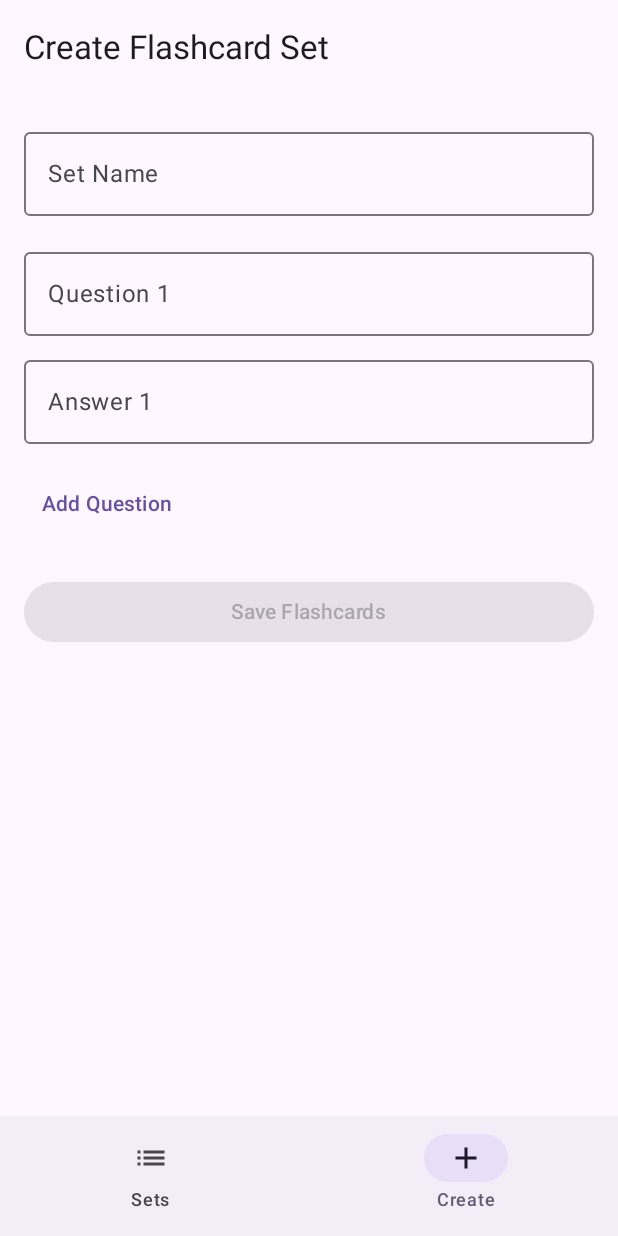
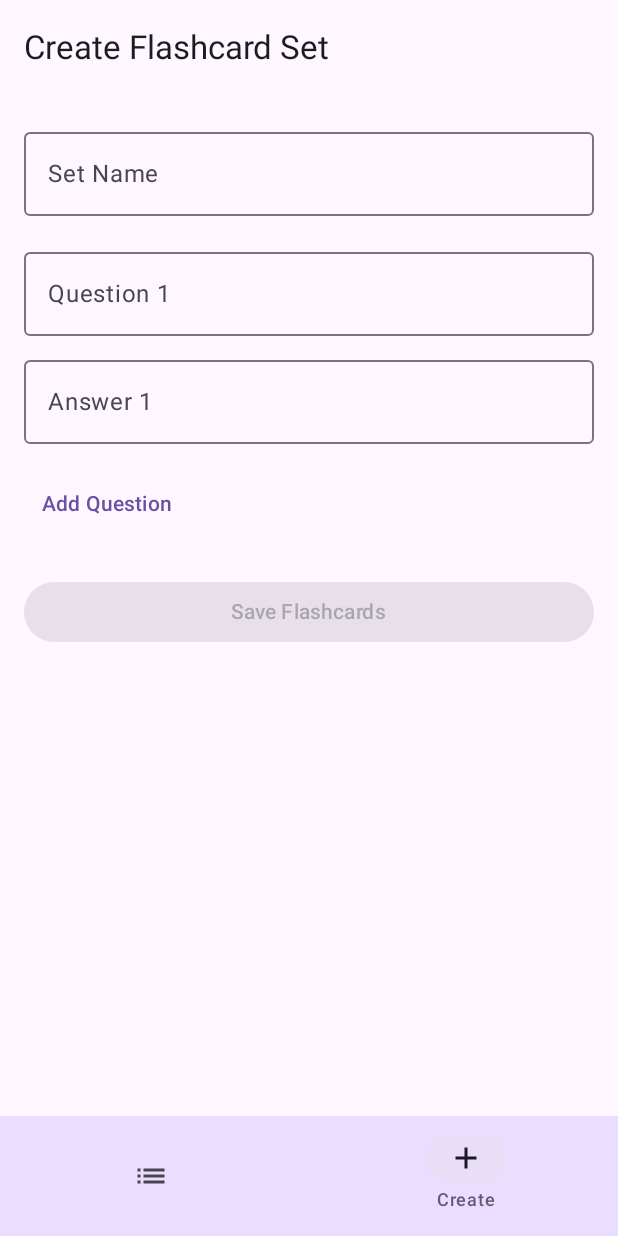
Before and after one commit to jamesjenkins516/FlashcardApp3, an Android app built with Jetpack Compose: the screen it shows after launch (MainActivity), item 2 of the bottom bar chosen, on a phone screen of 412 x 824 dp. Run offline under Robolectric (Android 15) with nearby library versions, the phone set to English and light mode, and no system bars; our stand-ins replace Firebase (no records; nobody signed in at launch, a user with empty details on screens opened directly), Room's generated code.

Commit message:
sasvasvdssd sadasda s

```diff
--- a/app/src/main/java/com/example/flashcardapp/MainActivity.kt
+++ b/app/src/main/java/com/example/flashcardapp/MainActivity.kt
@@ -4,12 +4,7 @@ import android.os.Bundle
 import androidx.activity.ComponentActivity
 import androidx.activity.compose.setContent
 import androidx.compose.foundation.layout.padding
-import androidx.compose.material3.ExperimentalMaterial3Api
-import androidx.compose.material3.Icon
-import androidx.compose.material3.NavigationBar
-import androidx.compose.material3.NavigationBarItem
-import androidx.compose.material3.Scaffold
-import androidx.compose.material3.Text
+import androidx.compose.material3.*
 import androidx.compose.material.icons.Icons
 import androidx.compose.material.icons.filled.Add
 import androidx.compose.material.icons.filled.List
@@ -27,8 +22,8 @@ import androidx.navigation.compose.rememberNavController
 import androidx.navigation.navArgument
 import com.example.flashcardapp.data.FlashcardDao
 import com.example.flashcardapp.data.FlashcardDatabaseInstance
+import com.example.flashcardapp.screens.HomeScreen
 import com.example.flashcardapp.screens.CreateSetScreen
-import com.example.flashcardapp.screens.HomeScreen
 import com.example.flashcardapp.screens.SetDetailScreen
 
 class MainActivity : ComponentActivity() {
@@ -44,75 +39,79 @@ class MainActivity : ComponentActivity() {
 @Composable
 fun FlashcardApp() {
     val navController = rememberNavController()
-    val context       = LocalContext.current
-    val flashcardDao: FlashcardDao =
-        FlashcardDatabaseInstance.flashcardDao(context)
+    val context = LocalContext.current
+    val flashcardDao: FlashcardDao = FlashcardDatabaseInstance.flashcardDao(context)
 
-    // Only these two show in the bottom bar
     val tabs = listOf(Screen.Sets, Screen.CreateSet)
 
     Scaffold(
         bottomBar = {
-            NavigationBar {
+            NavigationBar(
+                containerColor = MaterialTheme.colorScheme.primaryContainer,
+                contentColor = MaterialTheme.colorScheme.onPrimaryContainer
+            ) {
                 val backStack by navController.currentBackStackEntryAsState()
                 val currentDest = backStack?.destination
 
                 tabs.forEach { screen ->
                     NavigationBarItem(
-                        selected = currentDest.isTopLevelOf(screen),
-                        onClick  = {
-                            navController.navigate(screen.route) {
-                                popUpTo(navController.graph.findStartDestination().id) {
-                                    saveState = true
+                        selected = currentDest?.route == screen.route,
+                        onClick = {
+                            if (screen == Screen.Sets) {
+                                navController.navigate(Screen.Sets.route) {
+                                    popUpTo(Screen.Sets.route) { inclusive = false }
+                                    launchSingleTop = true
+                                    restoreState = true
                                 }
-                                launchSingleTop = true
-                                restoreState    = true
+                            } else {
+                                navController.navigate(screen.route) {
+                                    popUpTo(navController.graph.findStartDestination().id) {
+                                        saveState = true
+                                    }
+                                    launchSingleTop = true
+                                    restoreState = true
+                                }
                             }
                         },
                         icon = {
                             Icon(
                                 imageVector = when (screen) {
-                                    Screen.Sets      -> Icons.Filled.List
+                                    Screen.Sets -> Icons.Filled.List
                                     Screen.CreateSet -> Icons.Filled.Add
-                                    // This branch is never hit, but keeps the `when` exhaustive
                                     Screen.SetDetail -> Icons.Filled.List
                                 },
                                 contentDescription = screen.label
                             )
                         },
-                        label = { Text(screen.label) }
+                        label = { Text(screen.label) },
+                        alwaysShowLabel = false
                     )
                 }
             }
         }
     ) { paddingValues ->
         NavHost(
-            navController    = navController,
+            navController = navController,
             startDestination = Screen.Sets.route,
-            modifier         = Modifier.padding(paddingValues)
+            modifier = Modifier.padding(paddingValues)
         ) {
-            // 1) Your list‐of‐sets screen
             composable(Screen.Sets.route) {
                 HomeScreen(navController = navController, flashcardDao = flashcardDao)
             }
-
-            // 2) Your create‐set screen
             composable(Screen.CreateSet.route) {
                 CreateSetScreen(navController = navController, flashcardDao = flashcardDao)
             }
-
-            // 3) The detail screen you already implemented
             composable(
                 route = Screen.SetDetail.route,
                 arguments = listOf(navArgument("setName") {
                     type = NavType.StringType
                 })
             ) { backStackEntry ->
-                val setName = backStackEntry.arguments!!.getString("setName")!!
+                val setName = backStackEntry.arguments?.getString("setName") ?: ""
                 SetDetailScreen(
                     navController = navController,
-                    flashcardDao  = flashcardDao,
-                    setName       = setName
+                    flashcardDao = flashcardDao,
+                    setName = setName
                 )
             }
         }
@@ -120,8 +119,8 @@ fun FlashcardApp() {
 }
 
 sealed class Screen(val route: String, val label: String) {
-    object Sets      : Screen("sets",        "Sets")
-    object CreateSet : Screen("create_set",  "Create")
+    object Sets : Screen("sets", "Sets")
+    object CreateSet : Screen("create_set", "Create")
     object SetDetail : Screen("setDetail/{setName}", "Detail")
 }
 
```
Also changed, not shown: app/src/main/java/com/example/flashcardapp/screens/SetDetailScreen.kt (+7 -13 lines).
